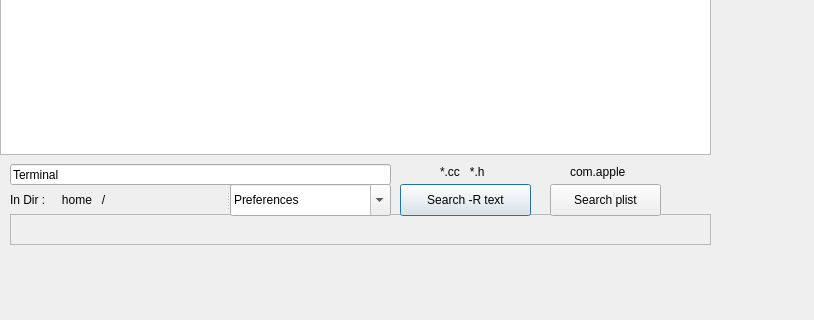
First picture: the form in FindInDir/mainWin.ui, repository alexjean/pythonProjects, before the edit; both pictures show x 0 to 814 and y 206 to 526 of the 814 by 526 pixel window.
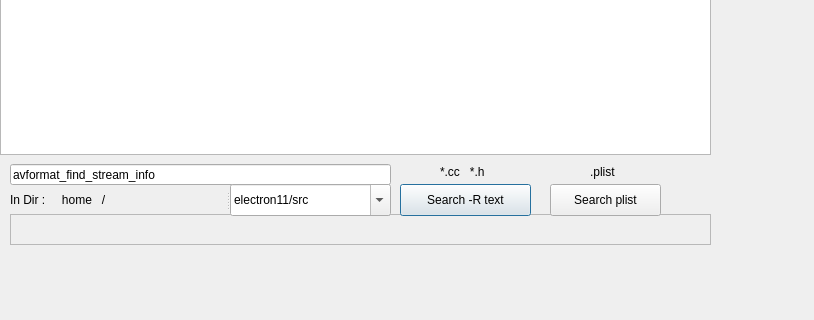
Second picture: the form after the edit.

Commit message: FindInDir: modify UI more readable

The edit to the form file:
```diff
--- a/FindInDir/mainWin.ui
+++ b/FindInDir/mainWin.ui
@@ -61,7 +61,7 @@
      </rect>
     </property>
     <property name="text">
-     <string>Terminal</string>
+     <string>avformat_find_stream_info</string>
     </property>
    </widget>
    <widget class="QPushButton" name="btnSearchText">
@@ -106,14 +106,14 @@
    <widget class="QLabel" name="label_3">
     <property name="geometry">
      <rect>
-      <x>570</x>
+      <x>590</x>
       <y>10</y>
-      <width>81</width>
+      <width>41</width>
       <height>16</height>
      </rect>
     </property>
     <property name="text">
-     <string>com.apple</string>
+     <string>.plist</string>
     </property>
    </widget>
    <widget class="QSplitter" name="splitter">
@@ -139,7 +139,7 @@
      </property>
      <item>
       <property name="text">
-       <string>Preferences</string>
+       <string>electron11/src</string>
       </property>
      </item>
      <item>
```
Left out of the diff: 2 changed lines with no effect on the pictures. The commit also changes 2 other files.
